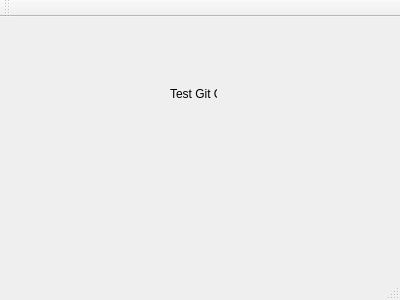
Above: mainwindow.ui from SoumayaZammit/GitQtTest before the change. Below: the same form after it.
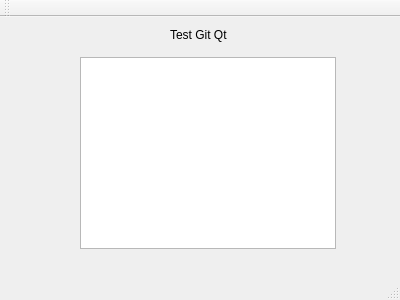
That is the form after the change.

What changed in the file:
```diff
--- a/mainwindow.ui
+++ b/mainwindow.ui
@@ -18,15 +18,25 @@
     <property name="geometry">
      <rect>
       <x>170</x>
-      <y>70</y>
-      <width>47</width>
-      <height>13</height>
+      <y>10</y>
+      <width>71</width>
+      <height>16</height>
      </rect>
     </property>
     <property name="text">
      <string>Test Git Qt</string>
     </property>
    </widget>
+   <widget class="QTextBrowser" name="textBrowser">
+    <property name="geometry">
+     <rect>
+      <x>80</x>
+      <y>40</y>
+      <width>256</width>
+      <height>192</height>
+     </rect>
+    </property>
+   </widget>
   </widget>
   <widget class="QMenuBar" name="menuBar">
    <property name="geometry">
```
